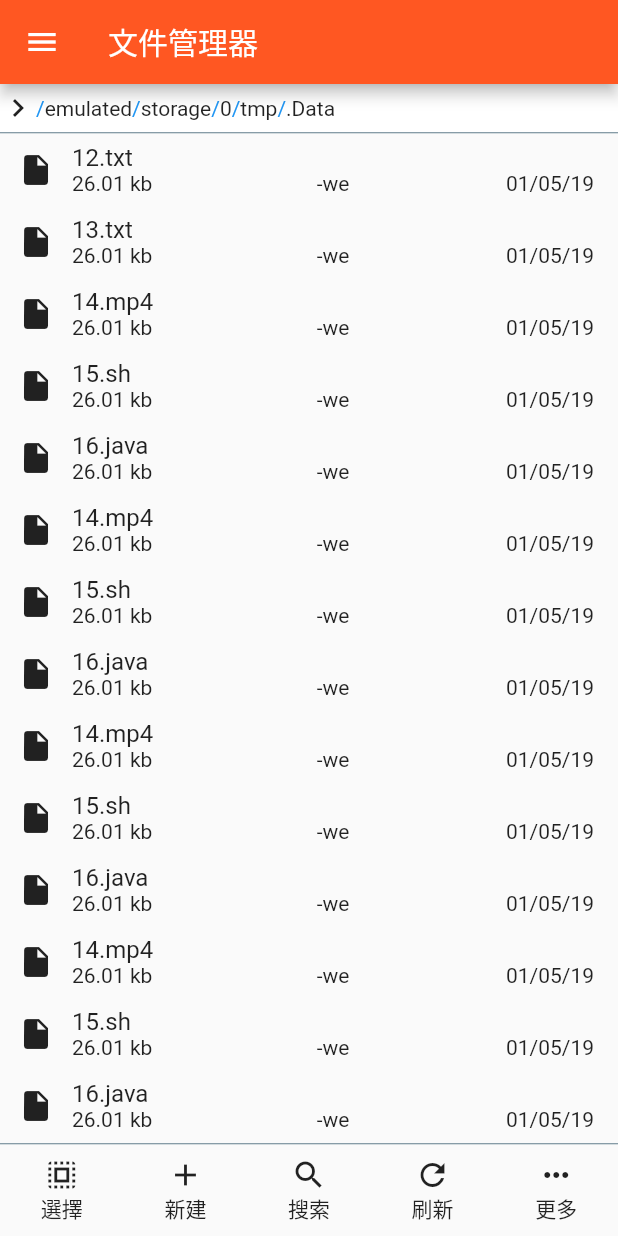
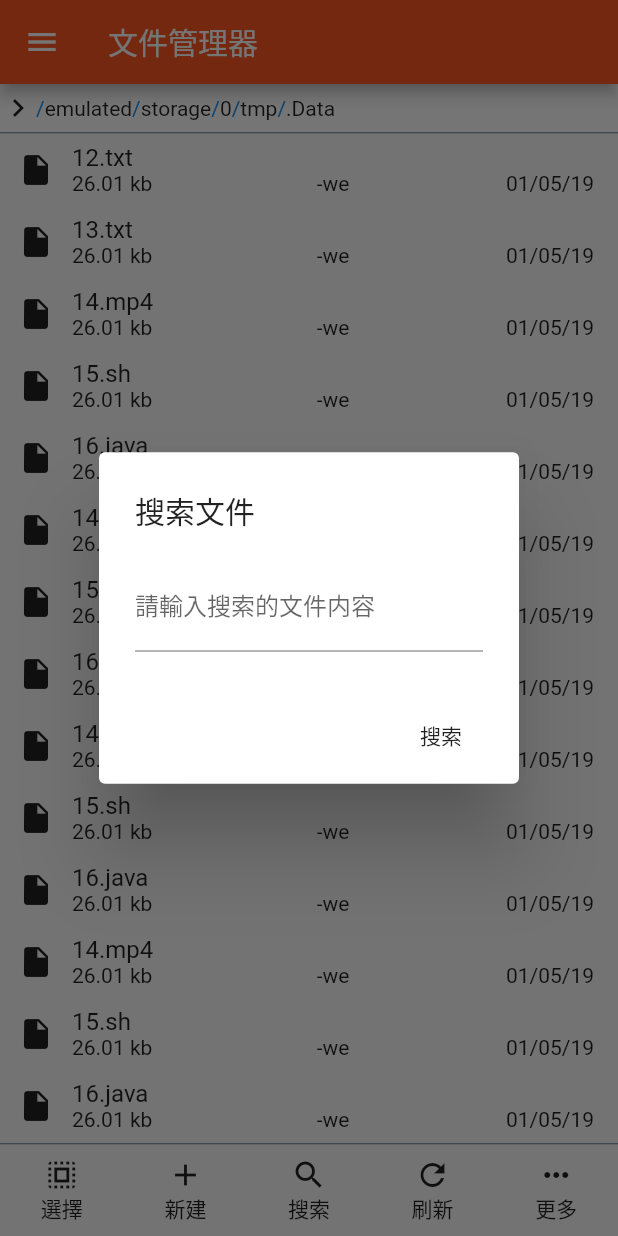
Before and after one commit to CreeperSan/FileManager, a Flutter app: the screen it shows after launch, after a tap on "搜索", on a phone screen of 412 x 824 dp. Run offline on Flutter 3.47's test engine with Material 2 defaults, Android fonts, the light colour scheme and no system bars; our stand-ins replace fluttertoast.

Commit message:
[Update] Coding

```diff
--- a/lib/Widget/Page/IndexPage.dart
+++ b/lib/Widget/Page/IndexPage.dart
@@ -41,6 +41,9 @@ class _IndexPageState extends State<IndexPage>{
         childrenDelegate: SliverChildBuilderDelegate((context, index) => _pagerList[index], childCount: _pagerList.length),
         onPageChanged: _onPagerPageChange,
       ),
+      drawer: Container(decoration: BoxDecoration(color: Colors.white),child: ListView(children: <Widget>[
+        Text("Text")
+      ])),
     );
   }
 
--- a/lib/Widget/Page/Pagers/FilePager.dart
+++ b/lib/Widget/Page/Pagers/FilePager.dart
@@ -54,13 +54,7 @@ class _FilePagerState extends State<FilePager>{
         Divider(height: 1, color: Colors.blueGrey),
         Expanded(child: _getContentWidget()),
         Divider(height: 1, color: Colors.blueGrey),
-        Row(children: <Widget>[
-          _getBottomButton("選擇", Icons.select_all, _onSelectTap),
-          _getBottomButton("新建", Icons.add, _onNewTap),
-          _getBottomButton("搜索", Icons.search, _onSearchTap),
-          _getBottomButton("刷新", Icons.refresh, _onRefreshTap),
-          _getBottomButton("更多", Icons.more_horiz, _onMoreTap),
-        ])
+        _getBottomWidget()
       ])),
     ]);
   }
@@ -156,7 +150,26 @@ class _FilePagerState extends State<FilePager>{
   }
 
   void _onSearchTap(){
-
+    showDialog(
+      context: context,
+      builder: (context){
+        return StatefulBuilder(builder: (context, state){
+          return AlertDialog(
+            title: Text("搜索文件"),
+            content: SingleChildScrollView(child: ListBody(children: <Widget>[
+              TextField(decoration: InputDecoration(
+                labelText: "請輸入搜索的文件内容"
+              ))
+            ])),
+            actions: <Widget>[
+              FlatButton(child: Text("搜索"), onPressed: ()=>{
+                Navigator.of(context).pop()
+              })
+            ]
+          );
+        });
+      }
+    );
   }
 
   void _onRefreshTap(){
@@ -167,7 +180,27 @@ class _FilePagerState extends State<FilePager>{
   }
 
   void _onMoreTap(){
+    showModalBottomSheet(context: context, builder: (BuildContext context){
+      return BottomSheet(builder: (builderContext){
+        return Column(mainAxisSize: MainAxisSize.min, children: <Widget>[
+          ListTile(
+            leading: Icon(Icons.info),
+            title: Text("文件詳情"),
+            trailing: Icon(Icons.arrow_right),
+          ),
+        ]);
+      }, onClosing: (){});
+    });
+  }
 
+  Widget _getBottomWidget(){
+    return Row(children: <Widget>[
+      _createBottomButtonWidget("選擇", Icons.select_all, _onSelectTap),
+      _createBottomButtonWidget("新建", Icons.add, _onNewTap),
+      _createBottomButtonWidget("搜索", Icons.search, _onSearchTap),
+      _createBottomButtonWidget("刷新", Icons.refresh, _onRefreshTap),
+      _createBottomButtonWidget("更多", Icons.more_horiz, _onMoreTap),
+    ]);
   }
 
   Widget _getFileItemWidget(String fileName, String fileSize, String permission, String time){
@@ -193,7 +226,7 @@ class _FilePagerState extends State<FilePager>{
     ]);
   }
 
-  Widget _getBottomButton(String name, IconData icon, Function onTab) {
+  Widget _createBottomButtonWidget(String name, IconData icon, Function onTab) {
     return Expanded(child: GestureDetector(onTap: onTab,
         child: Padding(
             padding: EdgeInsets.symmetric(vertical: 8, horizontal: 16),
```
